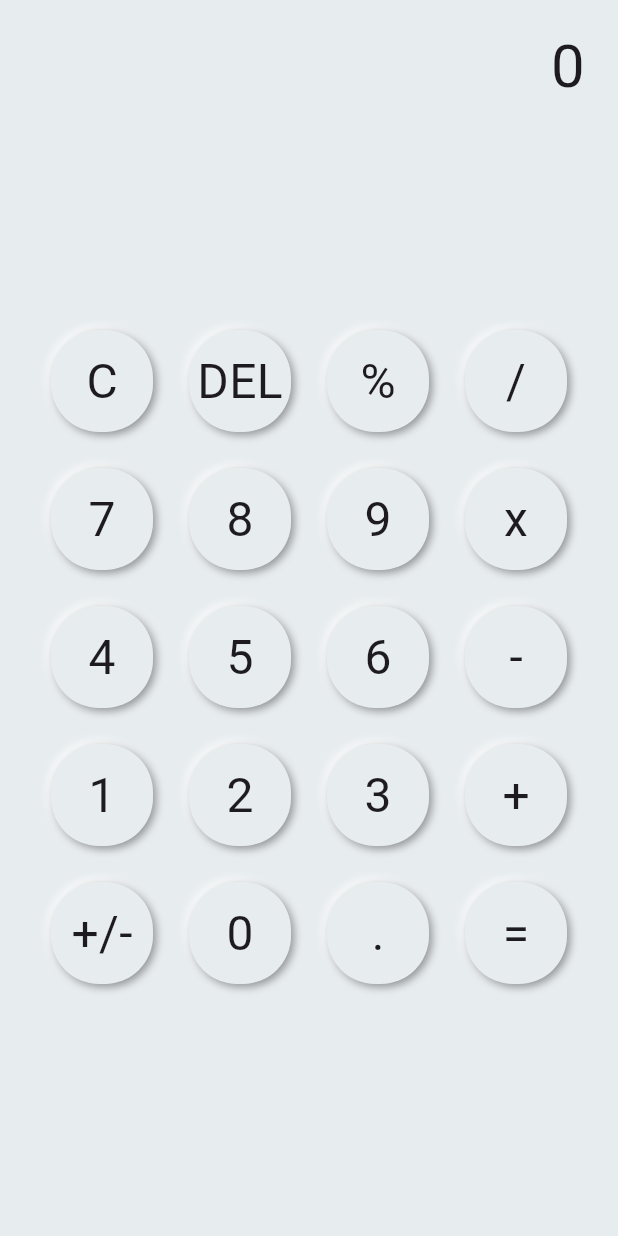
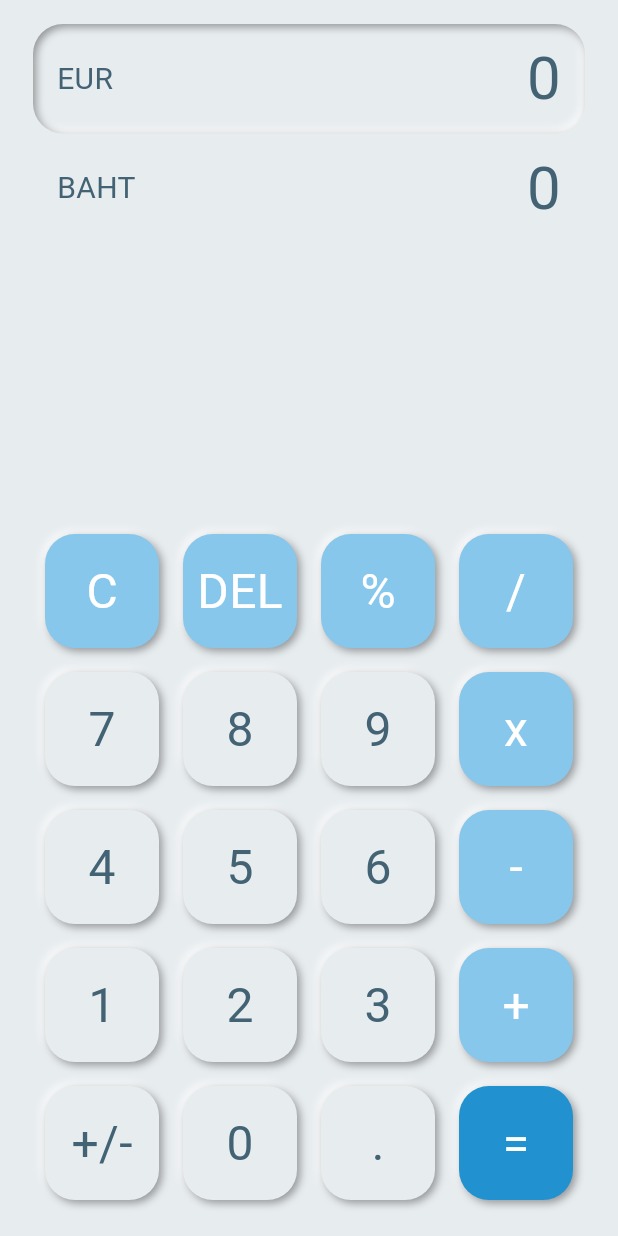
Before and after one commit to miguelx97/currency-flutter, a Flutter app: the screen it shows after launch, on a phone screen of 412 x 824 dp. Run offline on Flutter 3.47's test engine with Material 3 defaults, Android fonts, the phone set to English and light mode, and no system bars; our stand-ins replace flutter_inset_box_shadow; missing offline and left inert: function_tree; generated files the repository leaves out were written again.

Commit message:
added conversion ui

```diff
--- a/lib/src/models/button_calc.dart
+++ b/lib/src/models/button_calc.dart
@@ -1,16 +1,86 @@
 import 'package:currency_converter/src/models/calculator.dart';
+import 'package:currency_converter/src/shared/colors.dart';
+import 'package:flutter/material.dart';
 
 class ButtonCalc {
   final String value;
   final ButtonCalcType type;
+  final Color? bgColor;
   void Function(Calculator)? func;
 
   ButtonCalc({
     required this.value,
     required this.type,
+    this.bgColor,
     this.func,
   });
 }
+
+getButtons() {
+  return [
+    ButtonCalc(
+      value: 'C',
+      type: ButtonCalcType.function,
+      bgColor: ColorTheme.primary,
+      func: (Calculator calc) {
+        calc.formula.clear();
+      },
+    ),
+    ButtonCalc(
+      value: 'DEL',
+      type: ButtonCalcType.function,
+      bgColor: ColorTheme.primary,
+      func: (Calculator calc) {
+        calc.delete();
+      },
+    ),
+    ButtonCalc(
+      value: '%',
+      type: ButtonCalcType.function,
+      bgColor: ColorTheme.primary,
+      func: (calc) {
+        String lastValue = calc.formula.last.value;
+        lastValue = (double.parse(lastValue) / 100).toStringAsFixed(2);
+        calc.replaceLastNumber(lastValue);
+      },
+    ),
+    ButtonCalc(value: '/', type: ButtonCalcType.operator, bgColor: ColorTheme.primary),
+    ButtonCalc(value: '7', type: ButtonCalcType.number),
+    ButtonCalc(value: '8', type: ButtonCalcType.number),
+    ButtonCalc(value: '9', type: ButtonCalcType.number),
+    ButtonCalc(value: 'x', type: ButtonCalcType.operator, bgColor: ColorTheme.primary),
+    ButtonCalc(value: '4', type: ButtonCalcType.number),
+    ButtonCalc(value: '5', type: ButtonCalcType.number),
+    ButtonCalc(value: '6', type: ButtonCalcType.number),
+    ButtonCalc(value: '-', type: ButtonCalcType.operator, bgColor: ColorTheme.primary),
+    ButtonCalc(value: '1', type: ButtonCalcType.number),
+    ButtonCalc(value: '2', type: ButtonCalcType.number),
+    ButtonCalc(value: '3', type: ButtonCalcType.number),
+    ButtonCalc(value: '+', type: ButtonCalcType.operator, bgColor: ColorTheme.primary),
+    ButtonCalc(
+        value: '+/-',
+        type: ButtonCalcType.function,
+        func: (calc) {
+          String lastValue = calc.formula.last.value;
+          if (lastValue.startsWith('-')) {
+            calc.replaceLastNumber(lastValue.substring(1));
+          } else {
+            calc.replaceLastNumber('-$lastValue');
+          }
+        }),
+    ButtonCalc(value: '0', type: ButtonCalcType.number),
+    ButtonCalc(value: '.', type: ButtonCalcType.number),
+    ButtonCalc(
+      value: '=',
+      type: ButtonCalcType.function,
+      bgColor: ColorTheme.primaryDark,
+      func: (calc) {
+        calc.calculate();
+      },
+    ),
+  ];
+}
+
 
 enum ButtonCalcType {
   number,
--- a/lib/src/models/calculator.dart
+++ b/lib/src/models/calculator.dart
@@ -13,6 +13,7 @@ class Calculator {
         if (formula.isEmpty || formula.last.type == ButtonCalcType.operator) {
           return;
         }
+        calculate();
         if (formula.last.type == ButtonCalcType.operator) {
           formula.removeLast();
         }
@@ -35,6 +36,10 @@ class Calculator {
         formula.add(btn);
         break;
     }
+  }
+
+  isThereOperator() {
+    return formula.any((element) => element.type == ButtonCalcType.operator);
   }
 
   replaceLastNumber(String value) {
@@ -78,64 +83,3 @@ class Calculator {
     }).join();
   }
 }
-
-getButtons() {
-  return [
-    ButtonCalc(
-      value: 'C',
-      type: ButtonCalcType.function,
-      func: (Calculator calc) {
-        calc.formula.clear();
-      },
-    ),
-    ButtonCalc(
-      value: 'DEL',
-      type: ButtonCalcType.function,
-      func: (Calculator calc) {
-        calc.delete();
-      },
-    ),
-    ButtonCalc(
-      value: '%',
-      type: ButtonCalcType.function,
-      func: (calc) {
-        String lastValue = calc.formula.last.value;
-        lastValue = (double.parse(lastValue) / 100).toStringAsFixed(2);
-        calc.replaceLastNumber(lastValue);
-      },
-    ),
-    ButtonCalc(value: '/', type: ButtonCalcType.operator),
-    ButtonCalc(value: '7', type: ButtonCalcType.number),
-    ButtonCalc(value: '8', type: ButtonCalcType.number),
-    ButtonCalc(value: '9', type: ButtonCalcType.number),
-    ButtonCalc(value: 'x', type: ButtonCalcType.operator),
-    ButtonCalc(value: '4', type: ButtonCalcType.number),
-    ButtonCalc(value: '5', type: ButtonCalcType.number),
-    ButtonCalc(value: '6', type: ButtonCalcType.number),
-    ButtonCalc(value: '-', type: ButtonCalcType.operator),
-    ButtonCalc(value: '1', type: ButtonCalcType.number),
-    ButtonCalc(value: '2', type: ButtonCalcType.number),
-    ButtonCalc(value: '3', type: ButtonCalcType.number),
-    ButtonCalc(value: '+', type: ButtonCalcType.operator),
-    ButtonCalc(
-        value: '+/-',
-        type: ButtonCalcType.function,
-        func: (calc) {
-          String lastValue = calc.formula.last.value;
-          if (lastValue.startsWith('-')) {
-            calc.replaceLastNumber(lastValue.substring(1));
-          } else {
-            calc.replaceLastNumber('-$lastValue');
-          }
-        }),
-    ButtonCalc(value: '0', type: ButtonCalcType.number),
-    ButtonCalc(value: '.', type: ButtonCalcType.number),
-    ButtonCalc(
-      value: '=',
-      type: ButtonCalcType.function,
-      func: (calc) {
-        calc.calculate();
-      },
-    ),
-  ];
-}
--- /dev/null
+++ b/lib/src/models/conversor.dart
@@ -0,0 +1,29 @@
+import 'package:currency_converter/src/models/calculator.dart';
+
+class Conversor {
+  final String? currencyOne;
+  final String? currencyTwo;
+  final double? valueOne;
+  final double? conversionRate;
+  final double? result;
+
+  Conversor({
+    this.currencyOne,
+    this.currencyTwo,
+    this.valueOne,
+    this.conversionRate,
+    this.result,
+  });
+
+  String convert(Calculator calc) {
+    if(calc.formula.isEmpty) return '0';
+    if(calc.isThereOperator()) return '0';
+    return (double.parse(calc.formulaToString()) * conversionRate!).toStringAsFixed(2).replaceAll('.00', '');
+  }
+
+  String reverseConvert(Calculator calc) {
+    if(calc.formula.isEmpty) return '0';
+    if(calc.isThereOperator()) return '0';
+    return (double.parse(calc.formulaToString()) / conversionRate!).toStringAsFixed(2).replaceAll('.00', '');
+  }
+}
--- /dev/null
+++ b/lib/src/shared/colors.dart
@@ -0,0 +1,8 @@
+import 'package:flutter/material.dart';
+
+class ColorTheme {
+  static const primary = Color(0xff87C7EB);
+  static const primaryDark = Color(0xff2291d0);
+  static const secondary = Color(0xffebab87);
+  static const dark = Color(0xff436375);
+}
--- a/lib/src/views/home.dart
+++ b/lib/src/views/home.dart
@@ -1,7 +1,9 @@
 import 'package:currency_converter/src/models/button_calc.dart';
 import 'package:currency_converter/src/models/calculator.dart';
-import 'package:currency_converter/src/widgets/button_neu.dart';
-import 'package:flutter/material.dart';
+import 'package:currency_converter/src/models/conversor.dart';
+import 'package:currency_converter/src/widgets/button_calc.widget.dart';
+import 'package:currency_converter/src/widgets/field_formula.widget.dart';
+import 'package:flutter/material.dart' hide BoxDecoration, BoxShadow;
 import 'package:flutter/services.dart';
 
 class Home extends StatefulWidget {
@@ -15,6 +17,10 @@ class Home extends StatefulWidget {
 class _HomeState extends State<Home> {
   Calculator calculator = Calculator();
   List<ButtonCalc> buttons = getButtons();
+  int selectedField = 1;
+  Conversor conversor = Conversor(
+    conversionRate: 0.025,
+  );
 
   updateFormula(ButtonCalc btn) {
     HapticFeedback.lightImpact();
@@ -26,30 +32,53 @@ class _HomeState extends State<Home> {
     const Color bgColor = Color(0xFFE7ECEF);
     return Scaffold(
       backgroundColor: bgColor,
-      body: Center(
+      body: SafeArea(
+        child: Center(
           child: Container(
             padding: const EdgeInsets.all(16),
             width: 400,
             child: Column(
               mainAxisAlignment: MainAxisAlignment.spaceBetween,
               children: [
-              Align(
-                alignment: Alignment.centerRight,
-                child: Text(
-                  calculator.formulaToString(),
-                  style: TextStyle(fontSize: 40),
-                  textAlign: TextAlign.right,
+                Column(
+                  children: [
+                    FieldFormulaWidget(
+                      value: selectedField == 1 ? calculator.formulaToString() : conversor.reverseConvert(calculator),
+                      currency: 'EUR',
+                      selected: selectedField == 1,
+                      bgColor: bgColor,
+                      onTap: () => setState(() {
+                        if(selectedField == 1) return;
+                        final String value = conversor.reverseConvert(calculator);
+                        calculator.formula.clear();
+                        calculator.add(ButtonCalc(value: value, type: ButtonCalcType.number));
+                        selectedField = 1;
+                      }),
                     ),
+                    FieldFormulaWidget(
+                      value: selectedField == 2 ? calculator.formulaToString() : conversor.convert(calculator),
+                      currency: 'BAHT',
+                      selected: selectedField == 2,
+                      bgColor: bgColor,
+                      onTap: () => setState(() {
+                        if(selectedField == 2) return;
+                        final String value = conversor.convert(calculator);
+                        calculator.formula.clear();
+                        calculator.add(ButtonCalc(value: value, type: ButtonCalcType.number));
+                        selectedField = 2;
+                      }),
+                    ),
+                  ],
                 ),
                 SizedBox(
-                height: 600,
                   child: GridView.count(
+                    shrinkWrap: true,
                     // Create a grid with 2 columns. If you change the scrollDirection to
                     // horizontal, this produces 2 rows.
                     crossAxisCount: 4,
                     // Generate 100 widgets that display their index in the List.
                     children: List.generate(buttons.length, (index) {
-                    return ButtonNeu(
+                      return ButtonCalcWidget(
                         bgColor: bgColor,
                         btn: buttons[index],
                         func: updateFormula,
@@ -61,6 +90,7 @@ class _HomeState extends State<Home> {
             ),
           ),
         ),
+      ),
     );
   }
 }
--- a/lib/src/widgets/button_neu.dart
+++ b/lib/src/widgets/button_calc.widget.dart
@@ -1,25 +1,26 @@
 import 'package:currency_converter/src/models/button_calc.dart';
+import 'package:currency_converter/src/shared/colors.dart';
 import 'package:flutter/material.dart' hide BoxDecoration, BoxShadow;
 import 'package:flutter_inset_box_shadow/flutter_inset_box_shadow.dart';
 
-class ButtonNeu extends StatefulWidget {
+class ButtonCalcWidget extends StatefulWidget {
   final ButtonCalc btn;
   final Color bgColor;
   final Function(ButtonCalc btn) func;
-  const ButtonNeu({super.key, required this.bgColor, required this.btn, required this.func});
+  const ButtonCalcWidget({super.key, required this.bgColor, required this.btn, required this.func});
 
   @override
-  State<ButtonNeu> createState() => _ButtonNeuState();
+  State<ButtonCalcWidget> createState() => _ButtonCalcWidgetState();
 }
 
-class _ButtonNeuState extends State<ButtonNeu> {
+class _ButtonCalcWidgetState extends State<ButtonCalcWidget> {
   bool isPressed = false;
   @override
   Widget build(BuildContext context) {
     Offset shadowDistance = isPressed ? const Offset(1, 1) : const Offset(2, 2);
     double blur = isPressed ? 2.0 : 4.0;
     return Padding(
-      padding: const EdgeInsets.all(12.0),
+      padding: const EdgeInsets.all(8.0),
       child: Listener(
         onPointerUp: (_) {
           widget.func(widget.btn);
@@ -29,8 +30,8 @@ class _ButtonNeuState extends State<ButtonNeu> {
         child: AnimatedContainer(
           duration: const Duration(milliseconds: 60),
           decoration: BoxDecoration(
-              borderRadius: BorderRadius.circular(32),
-              color: widget.bgColor,
+              borderRadius: BorderRadius.circular(20),
+              color: widget.btn.bgColor ?? widget.bgColor,
               boxShadow: [
                 BoxShadow(
                   offset: -shadowDistance,
@@ -48,7 +49,7 @@ class _ButtonNeuState extends State<ButtonNeu> {
           child: Center(
             child: Text(
               widget.btn.value,
-              style: TextStyle(fontSize: 32),
+              style: TextStyle(fontSize: 32, color: widget.btn.bgColor == null ? ColorTheme.dark : Colors.white),
             ),
           ),
         ),
--- /dev/null
+++ b/lib/src/widgets/field_formula.widget.dart
@@ -0,0 +1,67 @@
+import 'package:currency_converter/src/shared/colors.dart';
+import 'package:flutter/material.dart' hide BoxDecoration, BoxShadow;
+import 'package:flutter_inset_box_shadow/flutter_inset_box_shadow.dart';
+
+class FieldFormulaWidget extends StatelessWidget {
+  const FieldFormulaWidget({
+    super.key,
+    required this.value,
+    required this.currency,
+    required this.selected,
+    required this.bgColor,
+    required this.onTap,
+  });
+  final String value;
+  final String currency;
+  final bool selected;
+  final Color bgColor;
+  final Function() onTap;
+
+  @override
+  Widget build(BuildContext context) {
+    return GestureDetector(
+      onTap: onTap,
+      child: AnimatedContainer(
+        duration: const Duration(milliseconds: 280),
+        width: double.infinity,
+        padding: const EdgeInsets.symmetric(horizontal: 16, vertical: 8),
+        decoration: selected
+            ? BoxDecoration(
+                borderRadius: BorderRadius.circular(20),
+                color: bgColor,
+                boxShadow: const [
+                  BoxShadow(
+                    offset: Offset(-2, -2),
+                    color: Colors.white,
+                    blurRadius: 4,
+                    inset: true,
+                  ),
+                  BoxShadow(
+                    offset: Offset(2, 2),
+                    color: Colors.black38,
+                    blurRadius: 4,
+                    inset: true,
+                  ),
+                ],
+              )
+            : BoxDecoration(borderRadius: BorderRadius.circular(20), boxShadow: const []),
+        child: Row(
+          children: [
+            Text(
+              currency,
+              style: TextStyle(fontSize: 20, color: ColorTheme.dark),
+              textAlign: TextAlign.right,
+            ),
+            Expanded(
+              child: Text(
+                value,
+                style: TextStyle(fontSize: 40, color: ColorTheme.dark),
+                textAlign: TextAlign.right,
+              ),
+            ),
+          ],
+        ),
+      ),
+    );
+  }
+}
```
Lines whose indentation alone changed are shown as unchanged.
